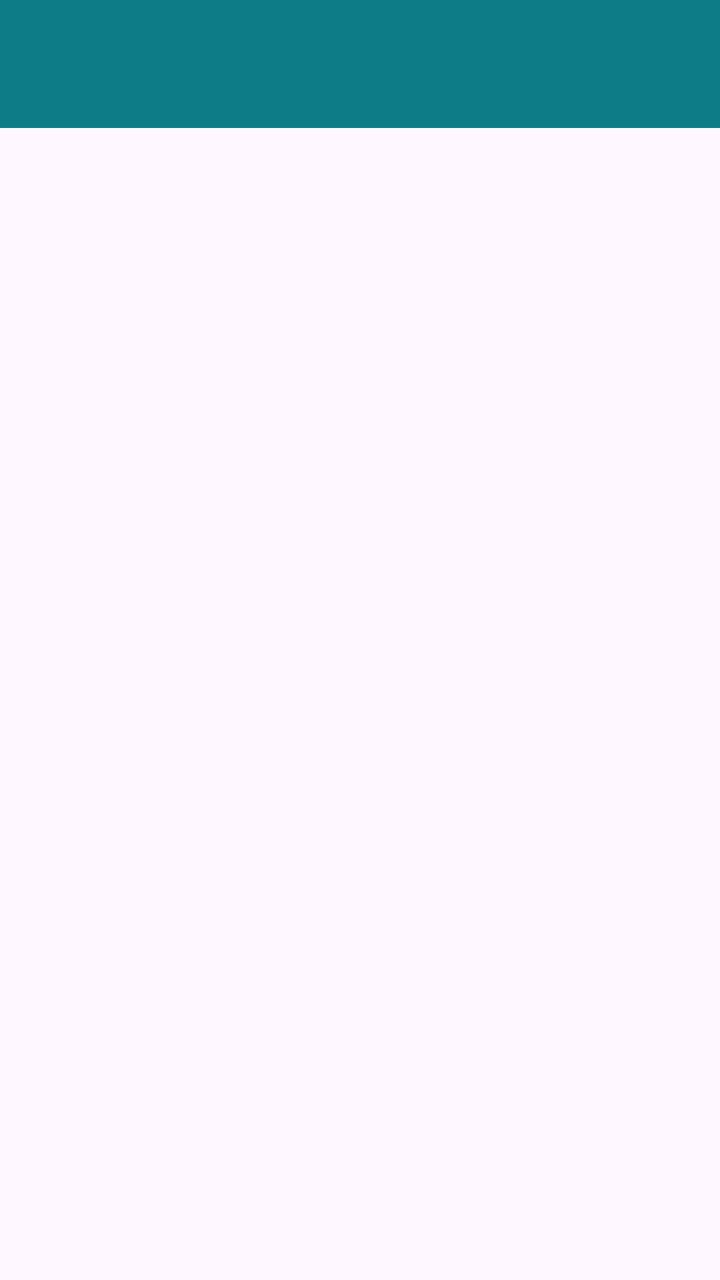
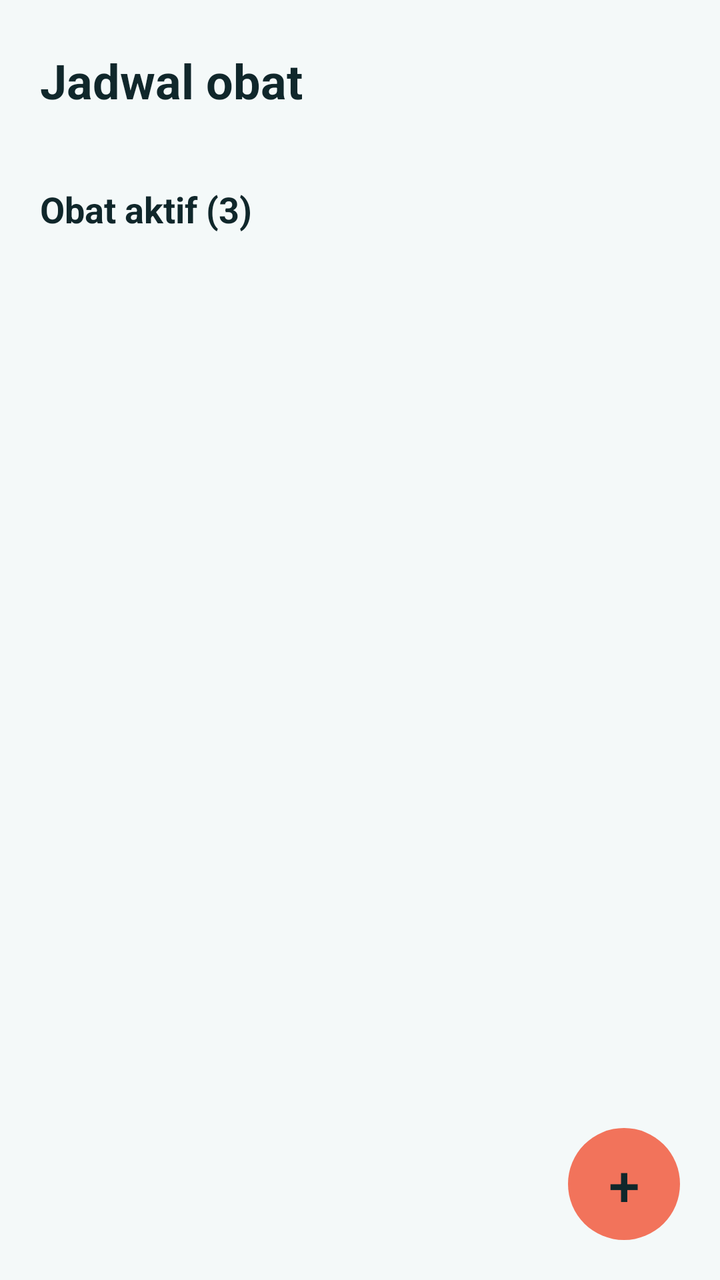

Before-and-after screenshots of an Android layout around one commit, followed by the original layout XML and the change that was made.
<!-- AndroidManifest.xml: application theme Theme.Projek_Aisyah -->
<!-- res/layout/fragment_jadwal.xml -->
<?xml version="1.0" encoding="utf-8"?>
<androidx.coordinatorlayout.widget.CoordinatorLayout xmlns:android="http://schemas.android.com/apk/res/android"
    xmlns:tools="http://schemas.android.com/tools"
    android:layout_width="match_parent"
    android:layout_height="wrap_content"
    xmlns:app="http://schemas.android.com/apk/res-auto"
    tools:context=".Jadwal.JadwalFragment">

    <com.google.android.material.appbar.AppBarLayout
        android:id="@+id/appBarLayout"
        android:layout_width="match_parent"
        android:layout_height="wrap_content"
        android:theme="@style/ThemeOverlay.AppCompat.Dark.ActionBar">

    <androidx.appcompat.widget.Toolbar
        android:id="@+id/toolbar"
        android:layout_width="match_parent"
        android:layout_height="?attr/actionBarSize"
        android:background="#0E7C86"
        app:layout_constraintEnd_toEndOf="parent"
        app:layout_constraintStart_toStartOf="parent"
        app:layout_constraintTop_toTopOf="parent"
        app:layout_scrollFlags="scroll|enterAlways"
        app:subtitleTextColor="@android:color/white"
        app:titleTextColor="@android:color/white" />
    </com.google.android.material.appbar.AppBarLayout>

    <ListView
        android:id="@+id/listViewObat"
        android:layout_width="match_parent"
        android:layout_height="match_parent"
        android:divider="@android:color/transparent"
        android:dividerHeight="8dp"
        android:padding="12dp"
        app:layout_behavior="@string/appbar_scrolling_view_behavior" />

</androidx.coordinatorlayout.widget.CoordinatorLayout>
<!-- resources referenced by this layout -->
<resources>
  <style name="Theme.Projek_Aisyah" parent="Base.Theme.Projek_Aisyah" />
  <style name="Base.Theme.Projek_Aisyah" parent="Theme.Material3.DayNight.NoActionBar">
          
          
      </style>
</resources>

<!-- the commit's change to res/layout/fragment_jadwal.xml (unified diff, before → after) -->
@@ -1,37 +1,83 @@
 <?xml version="1.0" encoding="utf-8"?>
-<androidx.coordinatorlayout.widget.CoordinatorLayout xmlns:android="http://schemas.android.com/apk/res/android"
+<FrameLayout xmlns:android="http://schemas.android.com/apk/res/android"
+    xmlns:app="http://schemas.android.com/apk/res-auto"
     xmlns:tools="http://schemas.android.com/tools"
     android:layout_width="match_parent"
-    android:layout_height="wrap_content"
-    xmlns:app="http://schemas.android.com/apk/res-auto"
+    android:layout_height="match_parent"
+    android:background="@color/mr_bg"
     tools:context=".Jadwal.JadwalFragment">
 
-    <com.google.android.material.appbar.AppBarLayout
-        android:id="@+id/appBarLayout"
-        android:layout_width="match_parent"
-        android:layout_height="wrap_content"
-        android:theme="@style/ThemeOverlay.AppCompat.Dark.ActionBar">
-
-    <androidx.appcompat.widget.Toolbar
-        android:id="@+id/toolbar"
-        android:layout_width="match_parent"
-        android:layout_height="?attr/actionBarSize"
-        android:background="#0E7C86"
-        app:layout_constraintEnd_toEndOf="parent"
-        app:layout_constraintStart_toStartOf="parent"
-        app:layout_constraintTop_toTopOf="parent"
-        app:layout_scrollFlags="scroll|enterAlways"
-        app:subtitleTextColor="@android:color/white"
-        app:titleTextColor="@android:color/white" />
-    </com.google.android.material.appbar.AppBarLayout>
-
-    <ListView
-        android:id="@+id/listViewObat"
+    <LinearLayout
         android:layout_width="match_parent"
         android:layout_height="match_parent"
-        android:divider="@android:color/transparent"
-        android:dividerHeight="8dp"
-        android:padding="12dp"
-        app:layout_behavior="@string/appbar_scrolling_view_behavior" />
+        android:orientation="vertical">
 
-</androidx.coordinatorlayout.widget.CoordinatorLayout>
+        <TextView
+            android:layout_width="wrap_content"
+            android:layout_height="wrap_content"
+            android:paddingStart="20dp"
+            android:paddingTop="24dp"
+            android:paddingEnd="20dp"
+            android:text="Jadwal obat"
+            android:textColor="@color/mr_ink"
+            android:textSize="24sp"
+            android:textStyle="bold" />
+
+        
+        <LinearLayout
+            android:id="@+id/layoutHari"
+            android:layout_width="match_parent"
+            android:layout_height="wrap_content"
+            android:orientation="horizontal"
+            android:paddingStart="20dp"
+            android:paddingTop="16dp"
+            android:paddingEnd="20dp" />
+
+        <TextView
+            android:id="@+id/tvJumlahObat"
+            android:layout_width="wrap_content"
+            android:layout_height="wrap_content"
+            android:paddingStart="20dp"
+            android:paddingTop="20dp"
+            android:paddingEnd="20dp"
+            android:paddingBottom="12dp"
+            android:text="Obat aktif (3)"
+            android:textColor="@color/mr_ink"
+            android:textSize="18sp"
+            android:textStyle="bold" />
+
+        <ListView
+            android:id="@+id/listViewObat"
+            android:layout_width="match_parent"
+            android:layout_height="0dp"
+            android:layout_weight="1"
+            android:clipToPadding="false"
+            android:divider="@android:color/transparent"
+            android:dividerHeight="12dp"
+            android:paddingStart="20dp"
+            android:paddingEnd="20dp"
+            android:paddingBottom="96dp"
+            android:scrollbars="none" />
+    </LinearLayout>
+
+    
+    <com.google.android.material.button.MaterialButton
+        android:id="@+id/fabTambahJadwal"
+        android:layout_width="56dp"
+        android:layout_height="56dp"
+        android:layout_gravity="bottom|end"
+        android:layout_marginEnd="20dp"
+        android:layout_marginBottom="20dp"
+        android:contentDescription="Tambah obat"
+        android:insetTop="0dp"
+        android:insetBottom="0dp"
+        android:minWidth="0dp"
+        android:minHeight="0dp"
+        android:padding="0dp"
+        android:text="+"
+        android:textColor="@color/mr_ink"
+        android:textSize="28sp"
+        app:backgroundTint="@color/mr_coral"
+        app:cornerRadius="28dp" />
+
+</FrameLayout>
<!-- resource entries referenced after the edit -->
@@ -1,5 +1,8 @@
 <!-- resources referenced by this layout -->
 <resources>
+  <color name="mr_bg">#F4F9F9</color>
+  <color name="mr_coral">#F2735B</color>
+  <color name="mr_ink">#10272B</color>
   <style name="Theme.Projek_Aisyah" parent="Base.Theme.Projek_Aisyah" />
   <style name="Base.Theme.Projek_Aisyah" parent="Theme.Material3.DayNight.NoActionBar">
           
